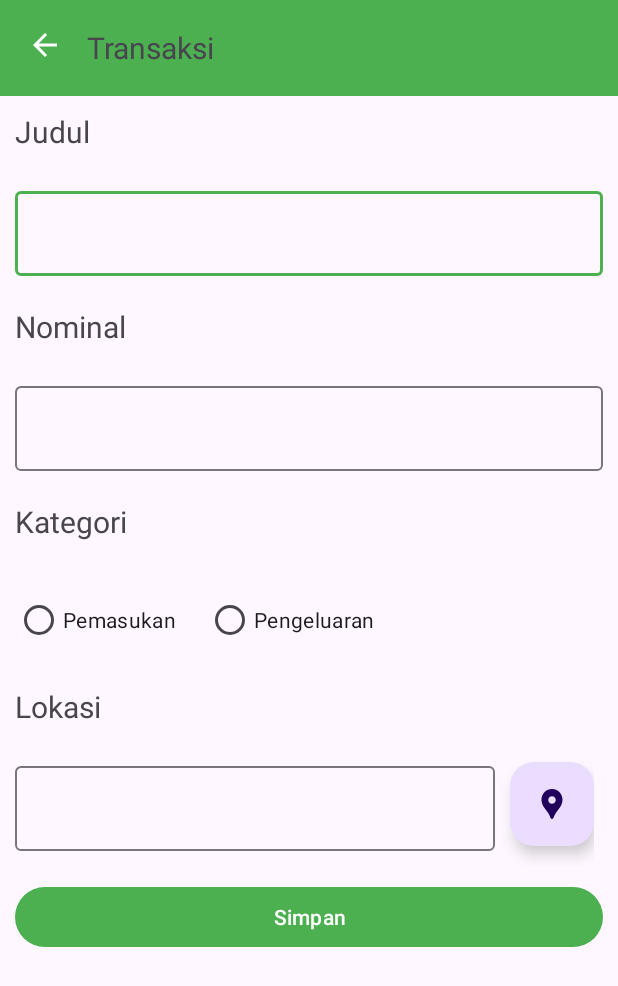
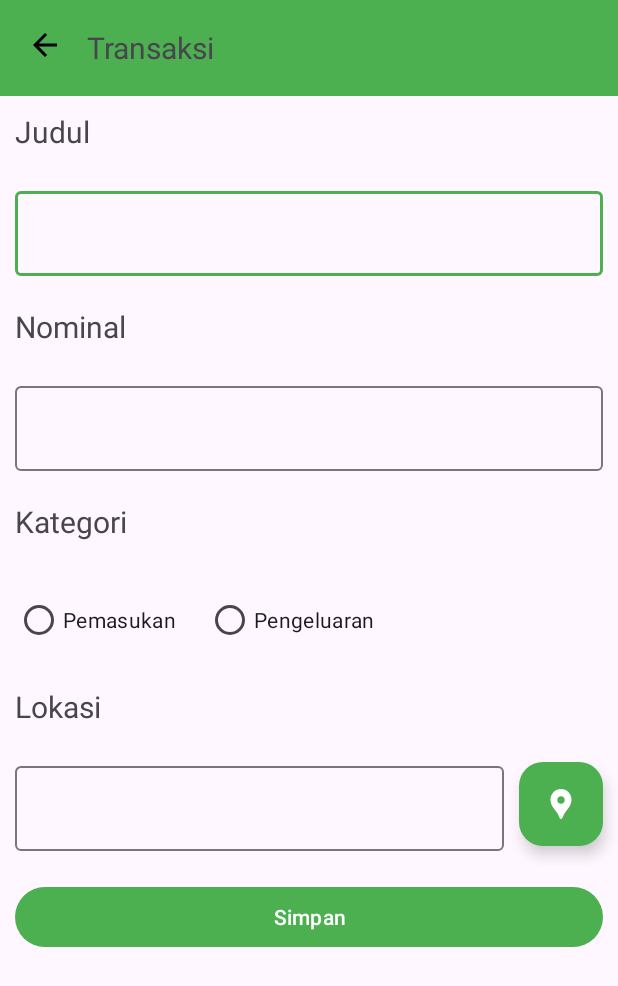
Before and after one commit to habibibi/TranScribe, an Android app: the AddTransactionActivity screen opened directly, with no data from a screen before it, on a phone screen of 412 x 824 dp. Shown: the top 986 px of the screen. Run offline under Robolectric (Android 15) with nearby library versions, the light colour scheme and no system bars; our stand-ins replace Room's generated code.

Commit message:
style: ui adjustment

```diff
--- a/app/src/main/java/com/ikp/transcribe/ui/scan/ScanFragment.kt
+++ b/app/src/main/java/com/ikp/transcribe/ui/scan/ScanFragment.kt
@@ -220,12 +220,6 @@ class ScanFragment : Fragment() {
         hideCamera()
     }
 
-    override fun onPause() {
-        super.onPause()
-        stopCamera()
-
-    }
-
     companion object {
         /**
          * Use this factory method to create a new instance of
--- a/app/src/main/res/drawable/baseline_arrow_back_24.xml
+++ b/app/src/main/res/drawable/baseline_arrow_back_24.xml
@@ -1,4 +1,4 @@
-<vector xmlns:android="http://schemas.android.com/apk/res/android" android:autoMirrored="true" android:height="24dp" android:tint="#FFFFFF" android:viewportHeight="24" android:viewportWidth="24" android:width="24dp">
+<vector xmlns:android="http://schemas.android.com/apk/res/android" android:autoMirrored="true" android:height="24dp" android:tint="@color/black" android:viewportHeight="24" android:viewportWidth="24" android:width="24dp">
 
     <path android:fillColor="@android:color/white" android:pathData="M20,11H7.83l5.59,-5.59L12,4l-8,8 8,8 1.41,-1.41L7.83,13H20v-2z"/>
 
--- a/app/src/main/res/layout/activity_add_transaction.xml
+++ b/app/src/main/res/layout/activity_add_transaction.xml
@@ -3,8 +3,9 @@
     xmlns:tools="http://schemas.android.com/tools"
     android:layout_width="match_parent"
     android:layout_height="match_parent"
-    tools:context=".ui.transaction.AddTransactionActivity"
-    android:orientation="vertical">
+    xmlns:app="http://schemas.android.com/apk/res-auto"
+    android:orientation="vertical"
+    tools:context=".ui.transaction.AddTransactionActivity">
     <include layout= "@layout/toolbar"/>
     <com.google.android.material.textfield.TextInputLayout
         android:layout_width="match_parent"
@@ -114,34 +115,37 @@
             />
     </com.google.android.material.textfield.TextInputLayout>
     <LinearLayout
-        android:layout_width="wrap_content"
+        android:layout_width="match_parent"
         android:layout_height="wrap_content"
-        android:orientation="horizontal">
+        android:orientation="horizontal"
+        android:paddingEnd="10dp"
+        android:clipToPadding="false">
+
         <com.google.android.material.textfield.TextInputLayout
-            android:layout_width="match_parent"
+            android:layout_width="0dp"
             android:layout_height="wrap_content"
+            android:layout_weight="1"
             android:padding="10dp"
-            android:orientation="horizontal"
-            >
+            android:orientation="horizontal">
+
             <EditText
                 android:id="@+id/lokasi"
-                android:layout_width="320dp"
+                android:layout_width="match_parent"
                 android:layout_height="wrap_content"
                 android:backgroundTintMode="add"
-                android:inputType="text"
-
-                />
+                android:inputType="text" />
         </com.google.android.material.textfield.TextInputLayout>
 
         <com.google.android.material.floatingactionbutton.FloatingActionButton
-            android:layout_width="match_parent"
-            android:layout_height="match_parent"
+            android:id="@+id/tombolrefreshlokasi"
+            android:layout_width="wrap_content"
+            android:layout_height="wrap_content"
+            app:srcCompat="@drawable/baseline_location_pin_24"
+            app:tint="@color/white"
             android:layout_gravity="center"
-            android:id="@+id/tombolrefreshlokasi"
-            android:src="@drawable/baseline_location_pin_24"
-            />
+            android:backgroundTint="@color/my_primary"/>
+    </LinearLayout>
 
-    </LinearLayout>
     <com.google.android.material.textfield.TextInputLayout
         android:layout_width="match_parent"
         android:layout_height="wrap_content"
--- a/app/src/main/res/layout/bill_item_view.xml
+++ b/app/src/main/res/layout/bill_item_view.xml
@@ -3,7 +3,7 @@
     android:layout_width="match_parent"
     android:layout_height="wrap_content"
     android:orientation="vertical"
-    android:paddingHorizontal="4dp">
+    android:padding="8dp">
 
     <TableRow
         android:layout_width="match_parent"
```
Also changed, not shown: app/src/main/java/com/ikp/transcribe/ui/transaction/TransactionFragment.kt (+0 -10 lines), app/src/main/res/layout/fragment_transaction.xml (+0 -10 lines).
